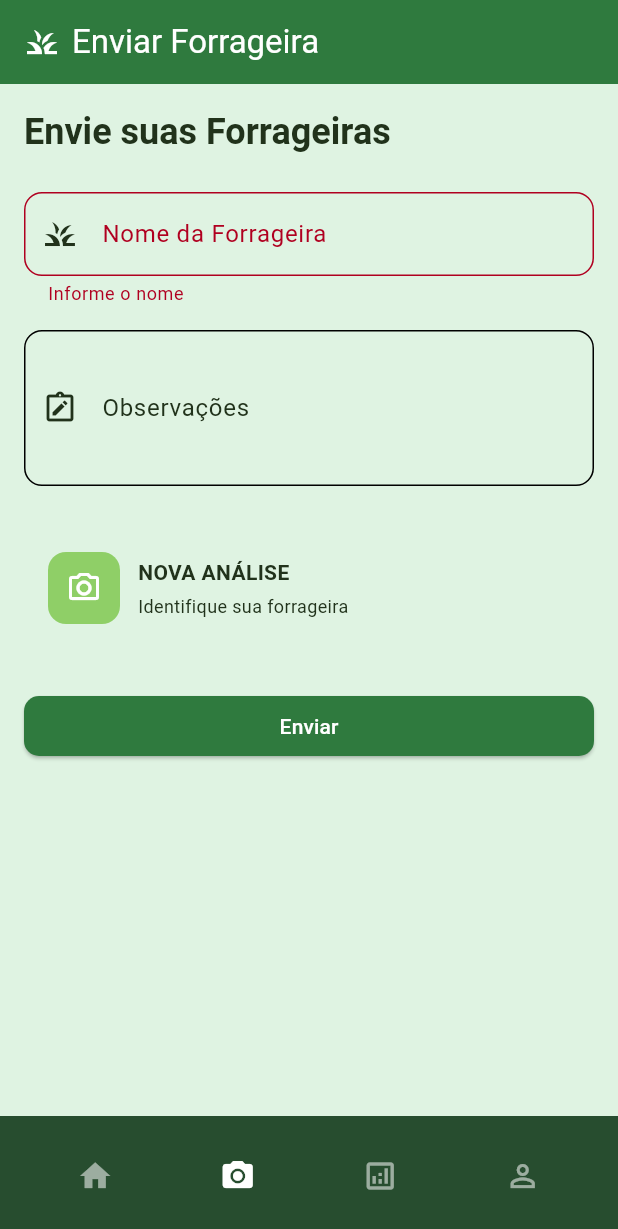
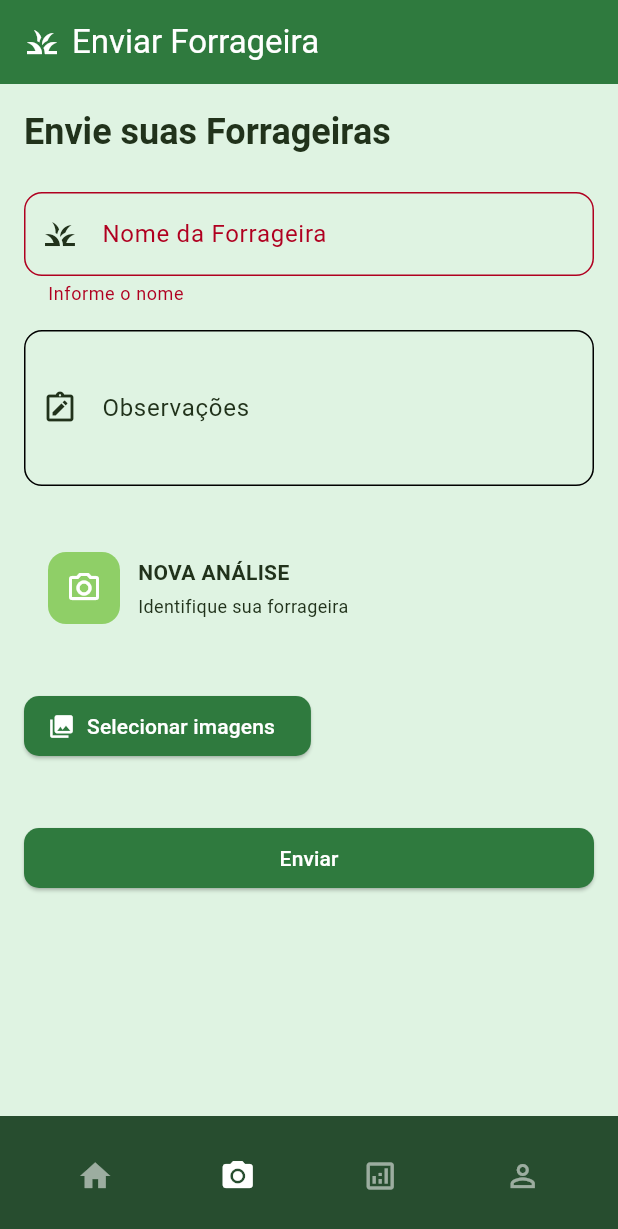
Before and after one commit to silvajoel/forrageira, a Flutter app: the screen it shows once a user with an empty profile is signed in, item 2 of the bottom bar chosen, after a tap on "Enviar", on a phone screen of 412 x 824 dp. Shown: the top 1229 px of the screen. Run offline on Flutter 3.47's test engine with Material 3 defaults, Android fonts, the phone set to English and light mode, and no system bars; our stand-ins replace cloud_firestore, firebase_auth, firebase_core, geolocator, image_picker, supabase_flutter; accounts and stored records are empty.

Commit message:
feat(forage): Add Supabase Storage integration and multi-image upload for forage analysis

```diff
--- a/lib/main.dart
+++ b/lib/main.dart
@@ -10,6 +10,7 @@ import 'package:forrageira/screens/register_screen.dart';
 import 'package:forrageira/screens/submit_analysis_screen.dart';
 import 'package:forrageira/screens/main_screen.dart';
 import 'package:forrageira/services/auth_service.dart';
+import 'package:supabase_flutter/supabase_flutter.dart';
 import 'firebase_options.dart';
 import 'theme/app_theme.dart';
 
@@ -30,11 +31,15 @@ void main() async {
     options: DefaultFirebaseOptions.currentPlatform,
   );
 
+  await Supabase.initialize(
+    url: 'https://sytqmtsikrlrfawzmteh.supabase.co',
+    anonKey: 'eyJhbGciOiJIUzI1NiIsInR5cCI6IkpXVCJ9.eyJpc3MiOiJzdXBhYmFzZSIsInJlZiI6InN5dHFtdHNpa3JscmZhd3ptdGVoIiwicm9sZSI6ImFub24iLCJpYXQiOjE3NzM2NTYwODMsImV4cCI6MjA4OTIzMjA4M30.TyukQEXQs52RIQmEN5AfwZaqTHwn0ke6rhP0LawfVeE',
+  );
   runApp(
     MultiProvider(
       providers: [
         ChangeNotifierProvider(create: (_) => AuthService()),
-        ChangeNotifierProvider(create: (_) => ForageService()), // 👈 adicionar
+        ChangeNotifierProvider(create: (_) => ForageService()),
       ],
       child: const MyApp(),
     ),
--- a/lib/screens/submit_analysis_screen.dart
+++ b/lib/screens/submit_analysis_screen.dart
@@ -3,9 +3,13 @@ import 'package:forrageira/services/forage_service.dart';
 import 'package:provider/provider.dart';
 import 'package:geolocator/geolocator.dart';
 import 'package:firebase_auth/firebase_auth.dart';
+import 'package:supabase_flutter/supabase_flutter.dart';
 
 import '../widgets/app_text_field.dart';
 import '../widgets/new_analysis_card.dart';
+
+import 'package:image_picker/image_picker.dart';
+import 'dart:io';
 
 class SubmitAnalysisScreen extends StatefulWidget {
   const SubmitAnalysisScreen({Key? key}) : super(key: key);
@@ -18,8 +22,15 @@ class _SubmitAnalysisScreenState extends State<SubmitAnalysisScreen> {
 
   final _formKey = GlobalKey<FormState>();
   final user = FirebaseAuth.instance.currentUser;
+
   final _nameController = TextEditingController();
   final _notesController = TextEditingController();
+
+  final ImagePicker picker = ImagePicker();
+
+  List<File> selectedImages = [];
+
+  bool isUploading = false;
 
   @override
   void dispose() {
@@ -28,7 +39,9 @@ class _SubmitAnalysisScreenState extends State<SubmitAnalysisScreen> {
     super.dispose();
   }
 
+  // LOCALIZAÇÃO
   Future<Position> _getLocation() async {
+
     bool serviceEnabled;
     LocationPermission permission;
 
@@ -52,22 +65,80 @@ class _SubmitAnalysisScreenState extends State<SubmitAnalysisScreen> {
     );
   }
 
+  // SELECIONAR IMAGENS DA GALERIA
+  Future<void> pickImages() async {
+
+    final List<XFile> images = await picker.pickMultiImage();
+
+    if (images.isNotEmpty) {
+      setState(() {
+        selectedImages.addAll(images.map((e) => File(e.path)));
+      });
+    }
+  }
+
+  // UPLOAD PARA SUPABASE
+  Future<List<String>> uploadImages() async {
+
+    final supabase = Supabase.instance.client;
+
+    List<String> imageUrls = [];
+
+    for (var image in selectedImages) {
+
+      final fileName = DateTime.now().millisecondsSinceEpoch.toString();
+
+      final path = "images/${user!.uid}/$fileName.jpg";
+
+      await supabase.storage
+          .from('forrageiras')
+          .upload(path, image);
+
+      final url = supabase.storage
+          .from('forrageiras')
+          .getPublicUrl(path);
+
+      imageUrls.add(url);
+    }
+
+    return imageUrls;
+  }
+
+  // ENVIO DO FORMULÁRIO
   Future<void> _submitForm() async {
 
     if (!_formKey.currentState!.validate()) return;
-    print("Teste");
+
+    if (selectedImages.length < 5) {
+
+      ScaffoldMessenger.of(context).showSnackBar(
+        const SnackBar(
+          content: Text("Envie no mínimo 5 imagens da forrageira."),
+        ),
+      );
+
+      return;
+    }
+
+    setState(() {
+      isUploading = true;
+    });
+
     final forageService = Provider.of<ForageService>(context, listen: false);
 
     try {
-      print("Teste");
+
       Position position = await _getLocation();
+
+      // upload imagens
+      List<String> imageUrls = await uploadImages();
 
       await forageService.createAnalysisRequest(
         name: _nameController.text.trim(),
         notes: _notesController.text.trim(),
         latitude: position.latitude,
         longitude: position.longitude,
-        imageUrl: null, // preparado para Firebase Storage
+        imageUrls: imageUrls, // agora envia lista
         userId: user!.uid,
       );
 
@@ -79,10 +150,6 @@ class _SubmitAnalysisScreenState extends State<SubmitAnalysisScreen> {
 
       Navigator.pushReplacementNamed(context, '/home');
 
-      _formKey.currentState!.reset();
-      _nameController.clear();
-      _notesController.clear();
-
     } catch (e) {
 
       ScaffoldMessenger.of(context).showSnackBar(
@@ -90,6 +157,12 @@ class _SubmitAnalysisScreenState extends State<SubmitAnalysisScreen> {
           content: Text("Erro ao enviar: $e"),
         ),
       );
+
+    } finally {
+
+      setState(() {
+        isUploading = false;
+      });
 
     }
   }
@@ -111,10 +184,8 @@ class _SubmitAnalysisScreenState extends State<SubmitAnalysisScreen> {
       ),
 
       body: SafeArea(
-        child: CustomScrollView(
-          slivers: [
+        child: SingleChildScrollView(
 
-            SliverToBoxAdapter(
           child: Padding(
             padding: const EdgeInsets.all(16),
 
@@ -162,11 +233,42 @@ class _SubmitAnalysisScreenState extends State<SubmitAnalysisScreen> {
 
                   const SizedBox(height: 24),
 
+                  ElevatedButton.icon(
+                    onPressed: pickImages,
+                    icon: const Icon(Icons.photo_library),
+                    label: const Text("Selecionar imagens"),
+                  ),
+
+                  const SizedBox(height: 16),
+
+                  if (selectedImages.isNotEmpty)
+                    GridView.builder(
+                      shrinkWrap: true,
+                      physics: const NeverScrollableScrollPhysics(),
+                      itemCount: selectedImages.length,
+                      gridDelegate:
+                      const SliverGridDelegateWithFixedCrossAxisCount(
+                        crossAxisCount: 3,
+                        crossAxisSpacing: 8,
+                        mainAxisSpacing: 8,
+                      ),
+                      itemBuilder: (context, index) {
+                        return Image.file(
+                          selectedImages[index],
+                          fit: BoxFit.cover,
+                        );
+                      },
+                    ),
+
+                  const SizedBox(height: 24),
+
                   SizedBox(
                     width: double.infinity,
                     child: ElevatedButton(
-                          onPressed: _submitForm,
-                          child: const Text("Enviar"),
+                      onPressed: isUploading ? null : _submitForm,
+                      child: isUploading
+                          ? const CircularProgressIndicator()
+                          : const Text("Enviar"),
                     ),
                   ),
 
@@ -176,8 +278,6 @@ class _SubmitAnalysisScreenState extends State<SubmitAnalysisScreen> {
             ),
           ),
         ),
-          ],
-        ),
       ),
     );
   }
--- a/lib/services/forage_service.dart
+++ b/lib/services/forage_service.dart
@@ -10,7 +10,7 @@ class ForageService extends ChangeNotifier {
     required String userId,
     required double latitude,
     required double longitude,
-    String? imageUrl,
+    List<String>? imageUrls
   }) async {
 
     await _firestore.collection('analysis_requests').add({
@@ -19,7 +19,7 @@ class ForageService extends ChangeNotifier {
       'user_id': userId,
       'latitude': latitude,
       'longitude': longitude,
-      'image_url': imageUrl ?? "",
+      'images': imageUrls,
       'status': 'pending',
       'created_at': FieldValue.serverTimestamp(),
     });
--- a/pubspec.yaml
+++ b/pubspec.yaml
@@ -42,6 +42,9 @@ dependencies:
   firebase_storage: ^11.7.0
 
   geolocator: ^11.0.0
+
+  supabase_flutter: ^2.5.6
+  image_picker: ^1.1.2
 
   # State management
   provider: ^6.0.0
```
Also changed, not shown: pubspec.lock, 2 other files. Lines whose indentation alone changed are shown as unchanged.
